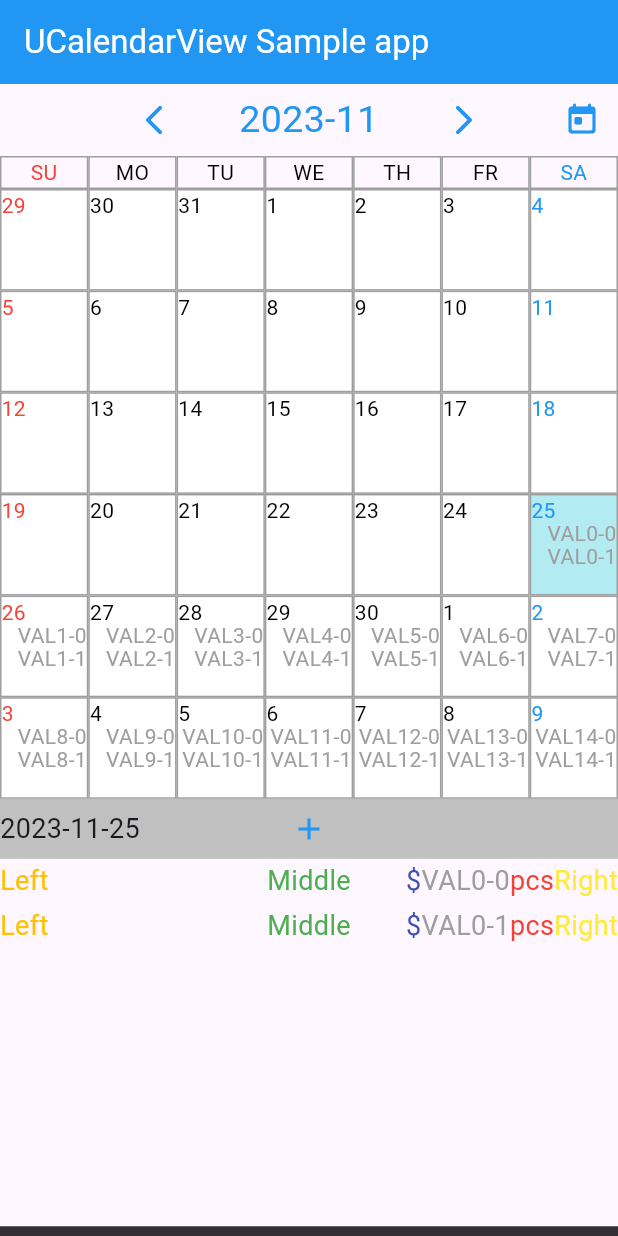
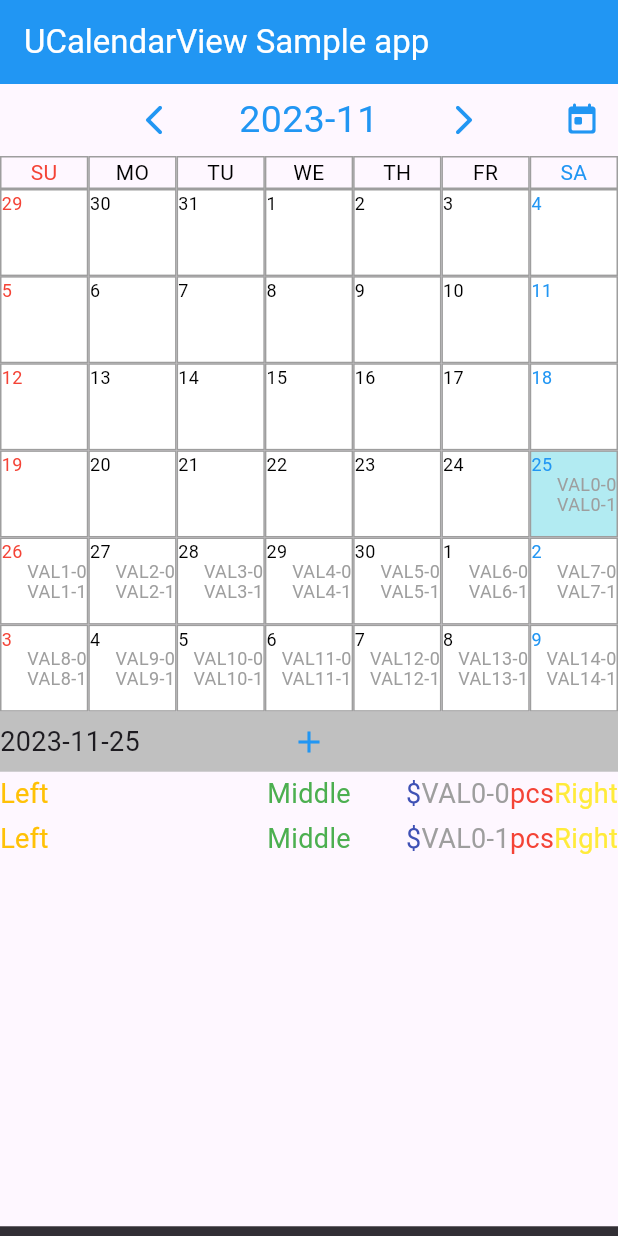
Before and after one commit to Tomohiro-Uchida/u_calendar_view_dart, a Flutter app: the screen it shows after launch, after a tap on the "arrow forward ios" icon, on a phone screen of 412 x 824 dp. Run offline on Flutter 3.47's test engine with Material 3 defaults, Android fonts, the phone set to English and light mode, and no system bars; our stand-ins replace flutter_riverpod, plugin_platform_interface; generated files the repository leaves out were written again.

Commit message:
0.3.2+32

```diff
--- a/example/lib/main.dart
+++ b/example/lib/main.dart
@@ -131,7 +131,7 @@ class MyAppState extends State<MyApp> {
         entry.unitEndColor = Colors.red;
         entry.rightLabel = "Right";
         entry.rightLabelColor = Colors.yellow;
-        entry.tableFontSize = 14.0;
+        entry.tableFontSize = 12.0;
         entry.listFontSize = 18.0;
         entry.tableAlignment = Alignment.centerRight;
         ucEntries.add(entry);
--- a/lib/u_calendar_view_dart.dart
+++ b/lib/u_calendar_view_dart.dart
@@ -78,13 +78,13 @@ class UCDateState extends State<UCDate> {
     Widget retVal;
     if (holiday.isHoliday || date.weekday == DateTime.sunday) {
       retVal = Text('${date.day}',
-          textAlign: TextAlign.start, style: const TextStyle(color: Colors.red, fontSize: defaultFontSize));
+          textAlign: TextAlign.start, style: TextStyle(color: Colors.red, fontSize: entryFontSize));
     } else if (date.weekday == DateTime.saturday) {
       retVal = Text('${date.day}',
-          textAlign: TextAlign.start, style: const TextStyle(color: Colors.blue, fontSize: defaultFontSize));
+          textAlign: TextAlign.start, style: TextStyle(color: Colors.blue, fontSize: entryFontSize));
     } else {
       retVal = Text('${date.day}',
-          textAlign: TextAlign.start, style: const TextStyle(color: Colors.black, fontSize: defaultFontSize));
+          textAlign: TextAlign.start, style: TextStyle(color: Colors.black, fontSize: entryFontSize));
     }
     return retVal;
   }
@@ -789,7 +789,7 @@ class UCCalendarViewState extends State<UCalendarView> {
 
     entryFontSize = calcMaxFontSize(ucEntries);
     dayEntryHeight = entryFontSize * fontSizeFactor;
-    dateHeight = dayEntryHeight;
+    dateHeight = entryFontSize * fontSizeFactor;
     dayCellHeight = dayEntryHeight * (maxLinesInDay + 1) * 1.1;
     coreTableHeight = dayCellHeight * 6;
     loadAssetAsync();
--- a/pubspec.yaml
+++ b/pubspec.yaml
@@ -1,6 +1,6 @@
 name: u_calendar_view_dart
 description: CalendarView for Dart/Flutter
-version: 0.3.1+31
+version: 0.3.2+32
 homepage: https://github.com/Tomohiro-Uchida-Flutter/u_calendar_view_dart
 
 environment:
```
Also changed, not shown: example/pubspec.lock.
